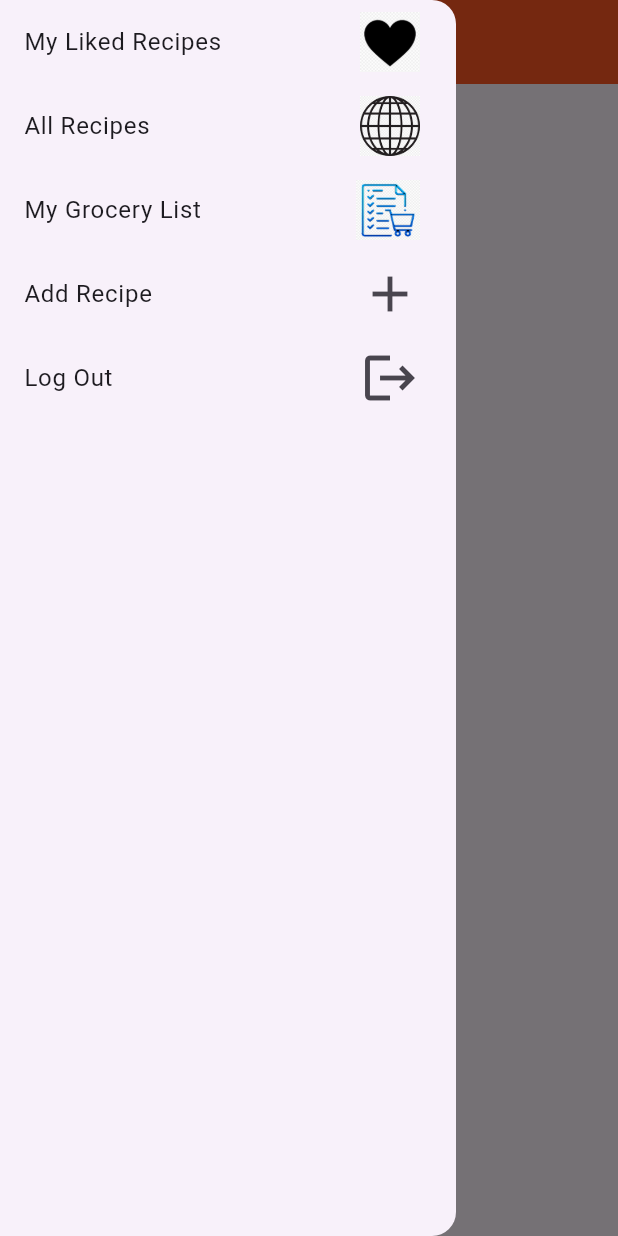
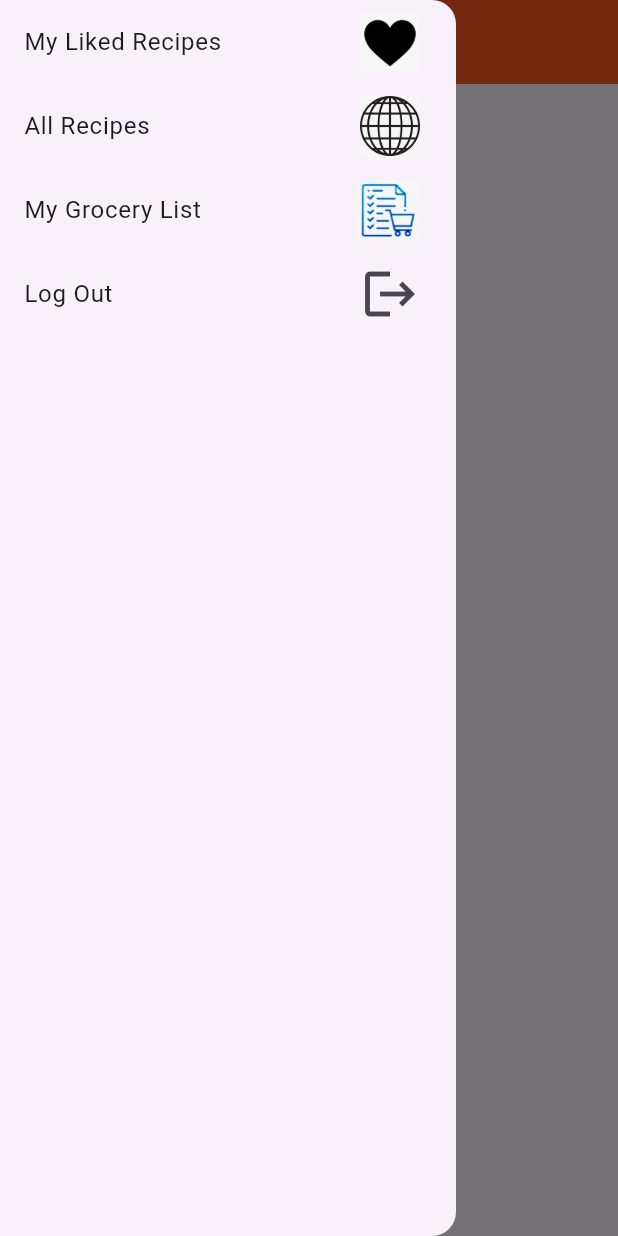
Before and after one commit to sxyf17/RecipeApp, a Flutter app: the GroceryListScreen screen opened directly, with the side drawer open, on a phone screen of 412 x 824 dp. Run offline on Flutter 3.47's test engine with Material 3 defaults, Android fonts, the phone set to English and light mode, and no system bars; our stand-ins replace flutter_form_builder, hive, hive_flutter; accounts and stored records are empty; network calls fail.

Commit message:
remove recipe add page

```diff
--- a/lib/util/app_menu.dart
+++ b/lib/util/app_menu.dart
@@ -75,23 +75,6 @@ class AppMenu extends StatelessWidget {
           ListTile(
             horizontalTitleGap: 10,
             title: const Text(
-              'Add Recipe',
-              textAlign: TextAlign.start,
-            ),
-            trailing: const Icon(Icons.add, size: 40),
-            onTap: () {
-              Navigator.push(
-                context,
-                MaterialPageRoute(
-                    builder: (context) => const AddRecipe(
-                          title: 'Add Recipe',
-                        )),
-              );
-            },
-          ),
-          ListTile(
-            horizontalTitleGap: 10,
-            title: const Text(
               'Log Out',
               textAlign: TextAlign.start,
             ),
--- a/lib/util/index.dart
+++ b/lib/util/index.dart
@@ -1,4 +1,3 @@
-export '../views/add_recipe.dart';
 export '../views/global_recipe_page.dart';
 export '../views/liked_recipes.dart';
 export '../views/grocery_list.dart';
```
Also changed, not shown: lib/views/add_recipe.dart (deleted, +0 -45 lines).
